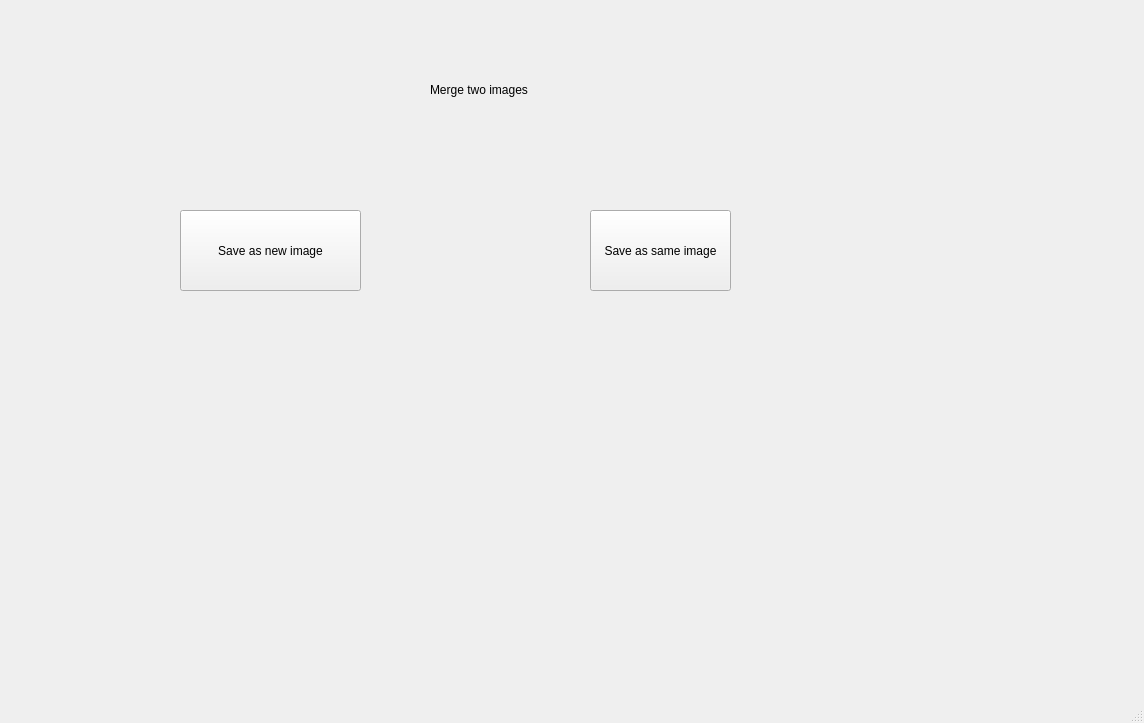
Ezay06/Qt_Filter, file mainwindow.ui: the form before one commit.
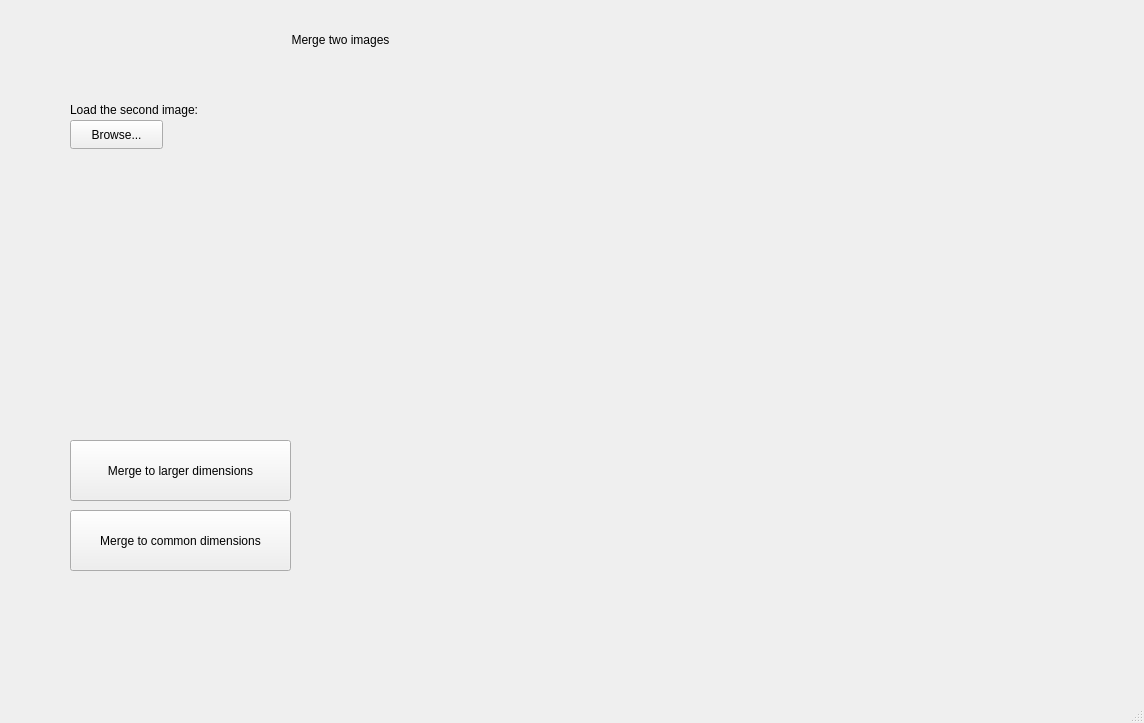
The form after the commit. The open tabs and pages were chosen to show the change.

Commit message: merge filter is now fully functional

The edit to the form file:
```diff
--- a/mainwindow.ui
+++ b/mainwindow.ui
@@ -17,7 +17,7 @@
    <widget class="QStackedWidget" name="stackedWidget">
     <property name="geometry">
      <rect>
-      <x>0</x>
+      <x>10</x>
       <y>0</y>
       <width>731</width>
       <height>691</height>
@@ -960,40 +960,95 @@
      <widget class="QLabel" name="label">
       <property name="geometry">
        <rect>
-        <x>430</x>
-        <y>80</y>
-        <width>101</width>
+        <x>260</x>
+        <y>30</y>
+        <width>141</width>
         <height>20</height>
        </rect>
       </property>
       <property name="text">
        <string>Merge two images</string>
       </property>
+      <property name="alignment">
+       <set>Qt::AlignCenter</set>
+      </property>
      </widget>
      <widget class="QPushButton" name="btnMergeSaveNImage">
       <property name="geometry">
        <rect>
-        <x>180</x>
-        <y>210</y>
-        <width>181</width>
-        <height>81</height>
+        <x>60</x>
+        <y>120</y>
+        <width>93</width>
+        <height>29</height>
        </rect>
       </property>
       <property name="text">
-       <string>Save as new image</string>
+       <string>Browse...</string>
       </property>
      </widget>
-     <widget class="QPushButton" name="btnMergeSaveSimage">
+     <widget class="QLabel" name="merge_label">
       <property name="geometry">
        <rect>
-        <x>590</x>
-        <y>210</y>
-        <width>141</width>
-        <height>81</height>
+        <x>60</x>
+        <y>100</y>
+        <width>251</width>
+        <height>20</height>
        </rect>
       </property>
       <property name="text">
-       <string>Save as same image</string>
+       <string>Load the second image:</string>
+      </property>
+     </widget>
+     <widget class="QLabel" name="merge_image">
+      <property name="geometry">
+       <rect>
+        <x>60</x>
+        <y>160</y>
+        <width>431</width>
+        <height>251</height>
+       </rect>
+      </property>
+      <property name="text">
+       <string/>
+      </property>
+     </widget>
+     <widget class="QLabel" name="merge_errormessage">
+      <property name="geometry">
+       <rect>
+        <x>160</x>
+        <y>130</y>
+        <width>291</width>
+        <height>16</height>
+       </rect>
+      </property>
+      <property name="text">
+       <string/>
+      </property>
+     </widget>
+     <widget class="QPushButton" name="merge_larger">
+      <property name="geometry">
+       <rect>
+        <x>60</x>
+        <y>440</y>
+        <width>221</width>
+        <height>61</height>
+       </rect>
+      </property>
+      <property name="text">
+       <string>Merge to larger dimensions</string>
+      </property>
+     </widget>
+     <widget class="QPushButton" name="merge_common">
+      <property name="geometry">
+       <rect>
+        <x>60</x>
+        <y>510</y>
+        <width>221</width>
+        <height>61</height>
+       </rect>
+      </property>
+      <property name="text">
+       <string>Merge to common dimensions</string>
       </property>
      </widget>
     </widget>
```
Left out of the diff: 4 changed lines with no effect on the pictures. The commit also changes 2 other files.
